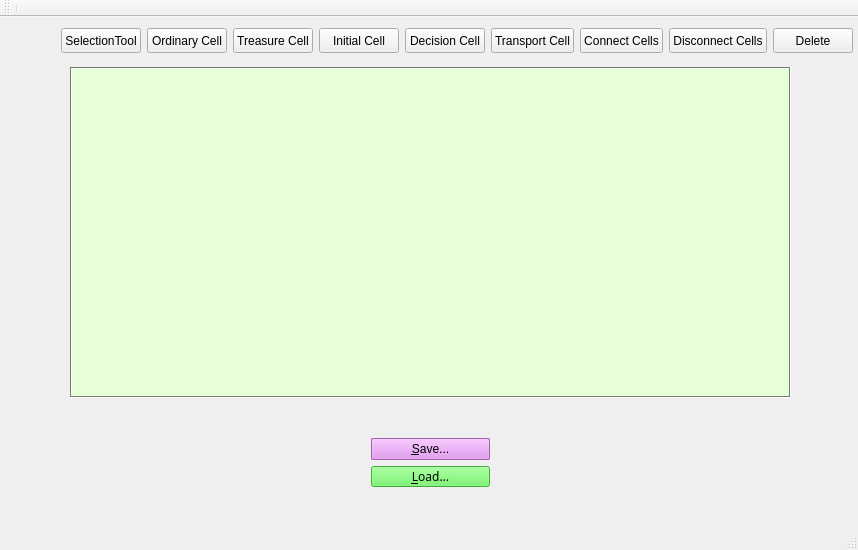
rasakereh/mapMaker, file WeWillDoOurBest/TryIt/mainwindow.ui: the form before one commit.
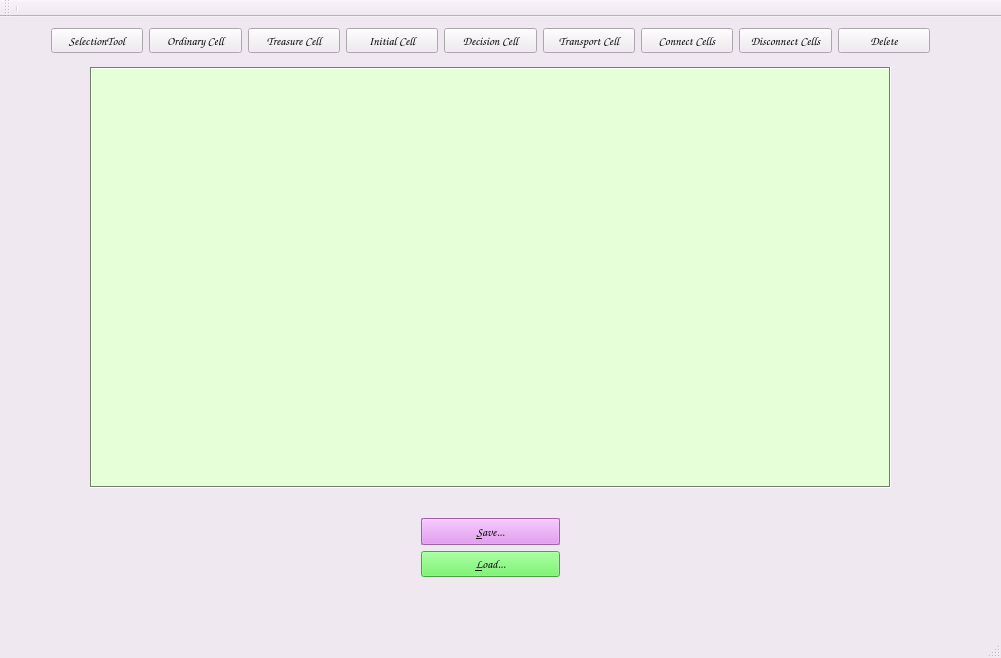
The form after the commit. Icons and pictures are not drawn. Custom widgets are drawn as their Qt base class.

The edit to the form file:
```diff
--- a/WeWillDoOurBest/TryIt/mainwindow.ui
+++ b/WeWillDoOurBest/TryIt/mainwindow.ui
@@ -6,10 +6,436 @@
    <rect>
     <x>0</x>
     <y>0</y>
-    <width>858</width>
-    <height>550</height>
+    <width>1001</width>
+    <height>658</height>
    </rect>
   </property>
+  <property name="sizePolicy">
+   <sizepolicy hsizetype="Expanding" vsizetype="Expanding">
+    <horstretch>0</horstretch>
+    <verstretch>0</verstretch>
+   </sizepolicy>
+  </property>
+  <property name="palette">
+   <palette>
+    <active>
+     <colorrole role="WindowText">
+      <brush brushstyle="SolidPattern">
+       <color alpha="255">
+        <red>0</red>
+        <green>0</green>
+        <blue>0</blue>
+       </color>
+      </brush>
+     </colorrole>
+     <colorrole role="Button">
+      <brush brushstyle="SolidPattern">
+       <color alpha="255">
+        <red>240</red>
+        <green>232</green>
+        <blue>240</blue>
+       </color>
+      </brush>
+     </colorrole>
+     <colorrole role="Light">
+      <brush brushstyle="SolidPattern">
+       <color alpha="255">
+        <red>255</red>
+        <green>255</green>
+        <blue>255</blue>
+       </color>
+      </brush>
+     </colorrole>
+     <colorrole role="Midlight">
+      <brush brushstyle="SolidPattern">
+       <color alpha="255">
+        <red>247</red>
+        <green>243</green>
+        <blue>247</blue>
+       </color>
+      </brush>
+     </colorrole>
+     <colorrole role="Dark">
+      <brush brushstyle="SolidPattern">
+       <color alpha="255">
+        <red>120</red>
+        <green>116</green>
+        <blue>120</blue>
+       </color>
+      </brush>
+     </colorrole>
+     <colorrole role="Mid">
+      <brush brushstyle="SolidPattern">
+       <color alpha="255">
+        <red>160</red>
+        <green>155</green>
+        <blue>160</blue>
+       </color>
+      </brush>
+     </colorrole>
+     <colorrole role="Text">
+      <brush brushstyle="SolidPattern">
+       <color alpha="255">
+        <red>0</red>
+        <green>0</green>
+        <blue>0</blue>
+       </color>
+      </brush>
+     </colorrole>
+     <colorrole role="BrightText">
+      <brush brushstyle="SolidPattern">
+       <color alpha="255">
+        <red>255</red>
+        <green>255</green>
+        <blue>255</blue>
+       </color>
+      </brush>
+     </colorrole>
+     <colorrole role="ButtonText">
+      <brush brushstyle="SolidPattern">
+       <color alpha="255">
+        <red>0</red>
+        <green>0</green>
+        <blue>0</blue>
+       </color>
+      </brush>
+     </colorrole>
+     <colorrole role="Base">
+      <brush brushstyle="SolidPattern">
+       <color alpha="255">
+        <red>255</red>
+        <green>255</green>
+        <blue>255</blue>
+       </color>
+      </brush>
+     </colorrole>
+     <colorrole role="Window">
+      <brush brushstyle="SolidPattern">
+       <color alpha="255">
+        <red>240</red>
+        <green>232</green>
+        <blue>240</blue>
+       </color>
+      </brush>
+     </colorrole>
+     <colorrole role="Shadow">
+      <brush brushstyle="SolidPattern">
+       <color alpha="255">
+        <red>0</red>
+        <green>0</green>
+        <blue>0</blue>
+       </color>
+      </brush>
+     </colorrole>
+     <colorrole role="AlternateBase">
+      <brush brushstyle="SolidPattern">
+       <color alpha="255">
+        <red>247</red>
+        <green>243</green>
+        <blue>247</blue>
+       </color>
+      </brush>
+     </colorrole>
+     <colorrole role="ToolTipBase">
+      <brush brushstyle="SolidPattern">
+       <color alpha="255">
+        <red>255</red>
+        <green>255</green>
+        <blue>220</blue>
+       </color>
+      </brush>
+     </colorrole>
+     <colorrole role="ToolTipText">
+      <brush brushstyle="SolidPattern">
+       <color alpha="255">
+        <red>0</red>
+        <green>0</green>
+        <blue>0</blue>
+       </color>
+      </brush>
+     </colorrole>
+    </active>
+    <inactive>
+     <colorrole role="WindowText">
+      <brush brushstyle="SolidPattern">
+       <color alpha="255">
+        <red>0</red>
+        <green>0</green>
+        <blue>0</blue>
+       </color>
+      </brush>
+     </colorrole>
+     <colorrole role="Button">
+      <brush brushstyle="SolidPattern">
+       <color alpha="255">
+        <red>240</red>
+        <green>232</green>
+        <blue>240</blue>
+       </color>
+      </brush>
+     </colorrole>
+     <colorrole role="Light">
+      <brush brushstyle="SolidPattern">
+       <color alpha="255">
+        <red>255</red>
+        <green>255</green>
+        <blue>255</blue>
+       </color>
+      </brush>
+     </colorrole>
+     <colorrole role="Midlight">
+      <brush brushstyle="SolidPattern">
+       <color alpha="255">
+        <red>247</red>
+        <green>243</green>
+        <blue>247</blue>
+       </color>
+      </brush>
+     </colorrole>
+     <colorrole role="Dark">
+      <brush brushstyle="SolidPattern">
+       <color alpha="255">
+        <red>120</red>
+        <green>116</green>
+        <blue>120</blue>
+       </color>
+      </brush>
+     </colorrole>
+     <colorrole role="Mid">
+      <brush brushstyle="SolidPattern">
+       <color alpha="255">
+        <red>160</red>
+        <green>155</green>
+        <blue>160</blue>
+       </color>
+      </brush>
+     </colorrole>
+     <colorrole role="Text">
+      <brush brushstyle="SolidPattern">
+       <color alpha="255">
+        <red>0</red>
+        <green>0</green>
+        <blue>0</blue>
+       </color>
+      </brush>
+     </colorrole>
+     <colorrole role="BrightText">
+      <brush brushstyle="SolidPattern">
+       <color alpha="255">
+        <red>255</red>
+        <green>255</green>
+        <blue>255</blue>
+       </color>
+      </brush>
+     </colorrole>
+     <colorrole role="ButtonText">
+      <brush brushstyle="SolidPattern">
+       <color alpha="255">
+        <red>0</red>
+        <green>0</green>
+        <blue>0</blue>
+       </color>
+      </brush>
+     </colorrole>
+     <colorrole role="Base">
+      <brush brushstyle="SolidPattern">
+       <color alpha="255">
+        <red>255</red>
+        <green>255</green>
+        <blue>255</blue>
+       </color>
+      </brush>
+     </colorrole>
+     <colorrole role="Window">
+      <brush brushstyle="SolidPattern">
+       <color alpha="255">
+        <red>240</red>
+        <green>232</green>
+        <blue>240</blue>
+       </color>
+      </brush>
+     </colorrole>
+     <colorrole role="Shadow">
+      <brush brushstyle="SolidPattern">
+       <color alpha="255">
+        <red>0</red>
+        <green>0</green>
+        <blue>0</blue>
+       </color>
+      </brush>
+     </colorrole>
+     <colorrole role="AlternateBase">
+      <brush brushstyle="SolidPattern">
+       <color alpha="255">
+        <red>247</red>
+        <green>243</green>
+        <blue>247</blue>
+       </color>
+      </brush>
+     </colorrole>
+     <colorrole role="ToolTipBase">
+      <brush brushstyle="SolidPattern">
+       <color alpha="255">
+        <red>255</red>
+        <green>255</green>
+        <blue>220</blue>
+       </color>
+      </brush>
+     </colorrole>
+     <colorrole role="ToolTipText">
+      <brush brushstyle="SolidPattern">
+       <color alpha="255">
+        <red>0</red>
+        <green>0</green>
+        <blue>0</blue>
+       </color>
+      </brush>
+     </colorrole>
+    </inactive>
+    <disabled>
+     <colorrole role="WindowText">
+      <brush brushstyle="SolidPattern">
+       <color alpha="255">
+        <red>120</red>
+        <green>116</green>
+        <blue>120</blue>
+       </color>
+      </brush>
+     </colorrole>
+     <colorrole role="Button">
+      <brush brushstyle="SolidPattern">
+       <color alpha="255">
+        <red>240</red>
+        <green>232</green>
+        <blue>240</blue>
+       </color>
+      </brush>
+     </colorrole>
+     <colorrole role="Light">
+      <brush brushstyle="SolidPattern">
+       <color alpha="255">
+        <red>255</red>
+        <green>255</green>
+        <blue>255</blue>
+       </color>
+      </brush>
+     </colorrole>
+     <colorrole role="Midlight">
+      <brush brushstyle="SolidPattern">
+       <color alpha="255">
+        <red>247</red>
+        <green>243</green>
+        <blue>247</blue>
+       </color>
+      </brush>
+     </colorrole>
+     <colorrole role="Dark">
+      <brush brushstyle="SolidPattern">
+       <color alpha="255">
+        <red>120</red>
+        <green>116</green>
+        <blue>120</blue>
+       </color>
+      </brush>
+     </colorrole>
+     <colorrole role="Mid">
+      <brush brushstyle="SolidPattern">
+       <color alpha="255">
+        <red>160</red>
+        <green>155</green>
+        <blue>160</blue>
+       </color>
+      </brush>
+     </colorrole>
+     <colorrole role="Text">
+      <brush brushstyle="SolidPattern">
+       <color alpha="255">
+        <red>120</red>
+        <green>116</green>
+        <blue>120</blue>
+       </color>
+      </brush>
+     </colorrole>
+     <colorrole role="BrightText">
+      <brush brushstyle="SolidPattern">
+       <color alpha="255">
+        <red>255</red>
+        <green>255</green>
+        <blue>255</blue>
+       </color>
+      </brush>
+     </colorrole>
+     <colorrole role="ButtonText">
+      <brush brushstyle="SolidPattern">
+       <color alpha="255">
+        <red>120</red>
+        <green>116</green>
+        <blue>120</blue>
+       </color>
+      </brush>
+     </colorrole>
+     <colorrole role="Base">
+      <brush brushstyle="SolidPattern">
+       <color alpha="255">
+        <red>240</red>
+        <green>232</green>
+        <blue>240</blue>
+       </color>
+      </brush>
+     </colorrole>
+     <colorrole role="Window">
+      <brush brushstyle="SolidPattern">
+       <color alpha="255">
+        <red>240</red>
+        <green>232</green>
+        <blue>240</blue>
+       </color>
+      </brush>
+     </colorrole>
+     <colorrole role="Shadow">
+      <brush brushstyle="SolidPattern">
+       <color alpha="255">
+        <red>0</red>
+        <green>0</green>
+        <blue>0</blue>
+       </color>
+      </brush>
+     </colorrole>
+     <colorrole role="AlternateBase">
+      <brush brushstyle="SolidPattern">
+       <color alpha="255">
+        <red>240</red>
+        <green>232</green>
+        <blue>240</blue>
+       </color>
+      </brush>
+     </colorrole>
+     <colorrole role="ToolTipBase">
+      <brush brushstyle="SolidPattern">
+       <color alpha="255">
+        <red>255</red>
+        <green>255</green>
+        <blue>220</blue>
+       </color>
+      </brush>
+     </colorrole>
+     <colorrole role="ToolTipText">
+      <brush brushstyle="SolidPattern">
+       <color alpha="255">
+        <red>0</red>
+        <green>0</green>
+        <blue>0</blue>
+       </color>
+      </brush>
+     </colorrole>
+    </disabled>
+   </palette>
+  </property>
+  <property name="font">
+   <font>
+    <family>Comic Sans MS</family>
+   </font>
+  </property>
   <property name="cursor">
    <cursorShape>PointingHandCursor</cursorShape>
   </property>
@@ -20,12 +446,18 @@
    <enum>QTabWidget::Rounded</enum>
   </property>
   <widget class="QWidget" name="centralWidget">
+   <property name="sizePolicy">
+    <sizepolicy hsizetype="Expanding" vsizetype="Expanding">
+     <horstretch>0</horstretch>
+     <verstretch>0</verstretch>
+    </sizepolicy>
+   </property>
    <widget class="QWidget" name="horizontalLayoutWidget">
     <property name="geometry">
      <rect>
-      <x>50</x>
+      <x>40</x>
       <y>0</y>
-      <width>814</width>
+      <width>901</width>
       <height>41</height>
      </rect>
     </property>
@@ -207,10 +639,10 @@
    <widget class="MapDraft" name="mapDraft_frm">
     <property name="geometry">
      <rect>
-      <x>70</x>
+      <x>90</x>
       <y>50</y>
-      <width>721</width>
-      <height>331</height>
+      <width>801</width>
+      <height>421</height>
      </rect>
     </property>
     <property name="sizePolicy">
@@ -650,10 +1082,10 @@
    <widget class="QWidget" name="verticalLayoutWidget">
     <property name="geometry">
      <rect>
-      <x>360</x>
-      <y>410</y>
-      <width>141</width>
-      <height>71</height>
+      <x>410</x>
+      <y>490</y>
+      <width>161</width>
+      <height>81</height>
      </rect>
     </property>
     <layout class="QVBoxLayout" name="verticalLayout">
@@ -1053,6 +1485,15 @@
          </disabled>
         </palette>
        </property>
+       <property name="font">
+        <font>
+         <pointsize>9</pointsize>
+         <weight>75</weight>
+         <italic>true</italic>
+         <bold>true</bold>
+         <underline>false</underline>
+        </font>
+       </property>
        <property name="focusPolicy">
         <enum>Qt::StrongFocus</enum>
        </property>
@@ -1510,7 +1951,11 @@
        </property>
        <property name="font">
         <font>
-         <family>Euclid</family>
+         <pointsize>9</pointsize>
+         <weight>75</weight>
+         <italic>true</italic>
+         <bold>true</bold>
+         <underline>false</underline>
         </font>
        </property>
        <property name="cursor">
```
Left out of the diff: 7 changed lines with no effect on the pictures.
